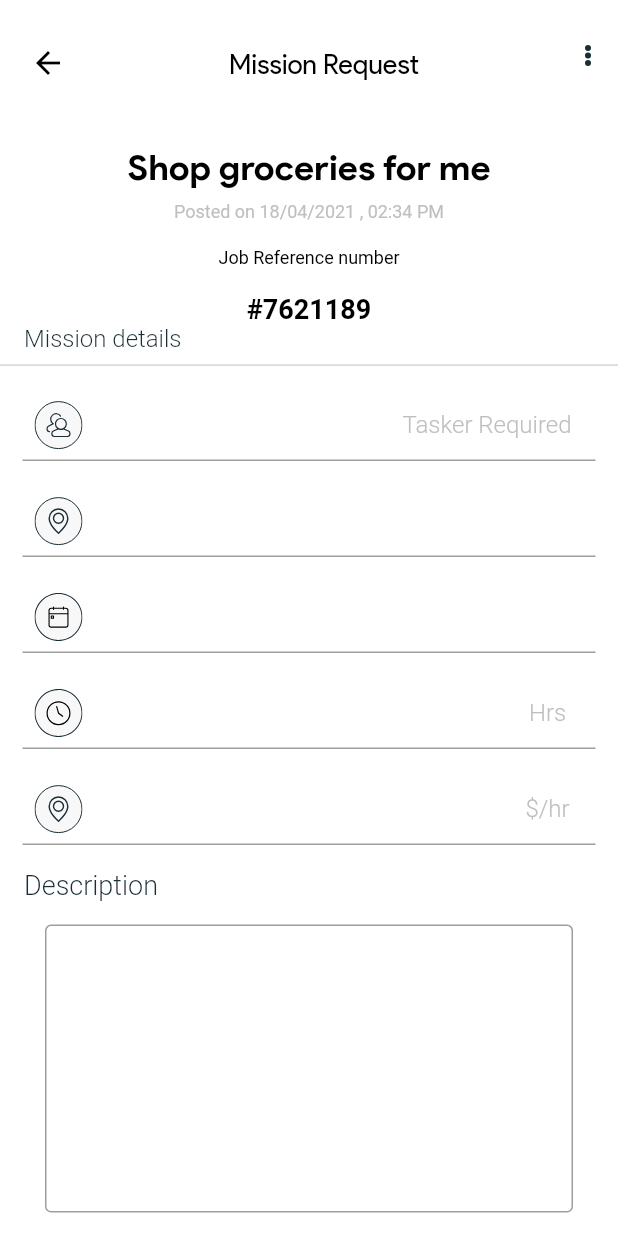
After one commit to NSL-Infotech-PVT-LTD/Service-Provider, a Flutter app: the MissionRequest screen opened directly, on a phone screen of 412 x 824 dp. The commit adds this screen. Run offline on Flutter 3.47's test engine with Material 2 defaults, Android fonts, the phone set to English and light mode, and no system bars; our stand-ins replace connectivity, flutter_image_compress, flutter_spinkit, flutter_svg, geolocator, get and 3 more; missing offline and left inert: flutter_absolute_path, geocoder, multi_image_picker; accounts and stored records are empty; network calls fail; project files that could hold a hidden picture were left out.

Commit message:
added misson request screen

```diff
--- a/lib/utils/StringsPath.dart
+++ b/lib/utils/StringsPath.dart
@@ -40,6 +40,7 @@ final String checkLogo="assets/svg_assets/check_icon.svg";
 final String subscritpionLogo="assets/svg_assets/subscription_icon.svg";
 final String dotLogo="assets/svg_assets/dot.svg";
 final String yellowClockLogo="assets/svg_assets/yellow_clock_icon.svg";
+final String optionLogo="assets/svg_assets/option_button_logo.svg";
 
 
 //<=============================PNG IMAGES=========================>
--- a/lib/view/Dashboard.dart
+++ b/lib/view/Dashboard.dart
@@ -8,6 +8,7 @@ import 'package:misson_tasker/utils/NavMe.dart';
 import 'package:misson_tasker/utils/ScreenConfig.dart';
 import 'package:misson_tasker/utils/StringsPath.dart';
 import 'package:misson_tasker/utils/local_data.dart';
+import 'package:misson_tasker/view/MissonRequestScreen/MissionRequest.dart';
 import 'package:misson_tasker/view/ProfileView/BusinessProfile.dart';
 import 'package:misson_tasker/view/ProfileView/UserProfile.dart';
 import 'package:misson_tasker/view/startup_screens/Drawer.dart';
@@ -264,12 +265,16 @@ class _DashboardState extends State<Dashboard> {
                         return Padding(
                           padding: const EdgeInsets.symmetric(
                               vertical: 20.0, horizontal: 10),
+                          child: InkWell( onTap: (){
+                            NavMe().NavPushLeftToRight(MissionRequest());
+                          },
                             child: customTile(
                                 heading: "Shop groceries for me",
                                 subheading: "12:32 PM, Thursday, 23 march",
                                 lines: "Mission details",
                                 bottomLineColor: CColors.missonRed,
                                 tileColor: CColors.missonNormalWhiteColor),
+                          ),
                         );
                       },
                       itemCount: 4,
--- /dev/null
+++ b/lib/view/MissonRequestScreen/MissionRequest.dart
@@ -0,0 +1,388 @@
+import 'package:flutter/material.dart';
+import 'package:flutter_svg/flutter_svg.dart';
+import 'package:misson_tasker/model/ApiCaller.dart';
+import 'package:misson_tasker/model/api_models/GetProfileDataModel.dart';
+import 'package:misson_tasker/utils/CColors.dart';
+import 'package:misson_tasker/utils/NavMe.dart';
+import 'package:misson_tasker/utils/ScreenConfig.dart';
+import 'package:misson_tasker/utils/StringsPath.dart';
+import 'package:misson_tasker/utils/local_data.dart';
+import 'package:misson_tasker/view/ProfileView/BusinessDetails.dart';
+import 'package:misson_tasker/view/ProfileView/NotificationScreen.dart';
+import 'package:misson_tasker/view/ProfileView/SettingPage.dart';
+import 'package:misson_tasker/view/ProfileView/SubscriptionScreen.dart';
+import 'package:misson_tasker/view/ProfileView/UserProfile.dart';
+import 'package:misson_tasker/view/startup_screens/SplashScreen.dart';
+
+class MissionRequest extends StatefulWidget {
+  @override
+  _MissionRequestState createState() => _MissionRequestState();
+}
+
+class _MissionRequestState extends State<MissionRequest> {
+  bool isLoading = true;
+  String _fullName = "Loading....";
+
+  String auth = "";
+  GetProfileDataModel getProfileDataModel;
+  bool isLoadingData = true;
+
+  @override
+  void initState() {
+    // registerUser();
+
+    getString(sharedPref.userToken).then((value) {
+      auth = value;
+
+      print("123 $value");
+    }).whenComplete(() {
+      ApiCaller().getProfileData(auth: auth).then((value) {
+        getProfileDataModel = value;
+      }).whenComplete(() {
+        setState(() {
+          isLoadingData = false;
+
+          _fullName = getProfileDataModel.data.user.name;
+        });
+      });
+    });
+    super.initState();
+  }
+
+  final _formKey = GlobalKey<FormState>();
+
+  @override
+  Widget build(BuildContext context) {
+    return Scaffold(
+      backgroundColor: Colors.white,
+      appBar: AppBar(
+        actions: [
+          InkWell(
+            onTap: () {
+              NavMe().NavPushLeftToRight(NotificationScreen());
+            },
+            child: Padding(
+              padding: const EdgeInsets.only(right: 18.0, top: 30.0),
+              child: Align(
+                  alignment: Alignment.topRight,
+                  child: SvgPicture.asset(optionLogo)),
+            ),
+          ),
+        ],
+        centerTitle: true,
+        title: Padding(
+          padding: const EdgeInsets.only(left: 20.0, top: 30.0),
+          child: Text(
+            "Mission Request",
+            style: TextStyle(
+                color: Colors.black,
+                fontFamily: "Product",
+                fontWeight: FontWeight.w200,
+                fontSize: ScreenConfig.fontSizeXlarge),
+          ),
+        ),
+        leading: InkWell(
+          onTap: () {
+            Navigator.pop(context);
+          },
+          child: Padding(
+            padding: const EdgeInsets.only(left: 20.0, top: 30.0),
+            child: Align(
+              alignment: Alignment.topLeft,
+              child: Icon(
+                Icons.arrow_back,
+                color: Colors.black,
+                size: 24.0,
+              ),
+            ),
+          ),
+        ),
+        backgroundColor: Colors.white,
+        elevation: 0,
+      ),
+      body: SingleChildScrollView(
+        child: Container(
+            margin: EdgeInsets.only(top: ScreenConfig.screenHeight * 0.05),
+            color: Colors.white,
+            child: Column(
+              children: [
+                Container(
+                  width: ScreenConfig.screenWidth * 0.80,
+                  child: Column(
+                    children: [
+                      SizedBox(
+                        width: 10,
+                      ),
+                      Column(
+                        crossAxisAlignment: CrossAxisAlignment.center,
+                        children: [
+                          Text(
+                            "Shop groceries for me",
+                            style: TextStyle(
+                                color: Colors.black,
+                                fontWeight: FontWeight.bold,
+                                fontSize: ScreenConfig.fontSizeXXlarge,
+                                fontFamily: "Product"),
+                            softWrap: true,
+                            overflow: TextOverflow.ellipsis,
+                          ),
+                          SizedBox(
+                            height: ScreenConfig.screenHeight * 0.01,
+                          ),
+                          Text(
+                            "Posted on 18/04/2021 , 02:34 PM",
+                            style: TextStyle(
+                              color: CColors.missonMediumGrey,
+                              fontSize: ScreenConfig.fontSizeSmall,
+                            ),
+                          ),
+                          SizedBox(
+                            height: ScreenConfig.screenHeight * 0.02,
+                          ),
+                          Text(
+                            "Job Reference number",
+                            style: TextStyle(
+                              color: Colors.black,
+                              fontSize: ScreenConfig.fontSizeSmall,
+                            ),
+                          ),
+                          SizedBox(
+                            height: ScreenConfig.screenHeight * 0.02,
+                          ),
+                          Text(
+                            "#7621189",
+                            style: TextStyle(
+                              color: Colors.black,
+                              fontWeight: FontWeight.bold,
+                              fontSize: ScreenConfig.fontSizeXlarge,
+                            ),
+                          )
+                        ],
+                      ),
+                    ],
+                  ),
+                ),
+                Row(
+                  children: [
+                    Padding(
+                      padding: const EdgeInsets.only(left: 16.0),
+                      child: Text(
+                        "Mission details",
+                        style: TextStyle(
+                            fontSize: ScreenConfig.fontSizelarge,
+                            fontWeight: FontWeight.w300,
+                            color: CColors.missonPrimaryColor),
+                      ),
+                    ),
+                    Spacer()
+                  ],
+                ),
+                Divider(
+                  color: CColors.missonMediumGrey,
+                ),
+                Padding(
+                  padding: const EdgeInsets.symmetric(
+                      horizontal: 15.0, vertical: 8.0),
+                  child: TextFormField(
+                    readOnly: true,
+                    decoration: InputDecoration(
+                      prefixIcon: Padding(
+                        padding: const EdgeInsets.all(8.0),
+                        child: SvgPicture.asset(personTextFiledIcon),
+                      ),
+                      suffixIcon: Column(
+                        mainAxisAlignment: MainAxisAlignment.center,
+                        children: [
+                          Padding(
+                            padding: const EdgeInsets.only(right: 16.0),
+                            child: Text(
+                              "Tasker Required",
+                              style: TextStyle(
+                                  fontSize: ScreenConfig.fontSizelarge,
+                                  fontWeight: FontWeight.w300,
+                                  color: CColors.missonMediumGrey),
+                            ),
+                          ),
+                        ],
+                      ),
+                    ),
+                  ),
+                ),
+                Padding(
+                  padding: const EdgeInsets.symmetric(
+                      horizontal: 15.0, vertical: 8.0),
+                  child: TextFormField(
+                    readOnly: true,
+                    decoration: InputDecoration(
+                      prefixIcon: Padding(
+                        padding: const EdgeInsets.all(8.0),
+                        child: SvgPicture.asset(locationTextFiledIcon),
+                      ),
+                    ),
+                  ),
+                ),
+                Padding(
+                  padding: const EdgeInsets.symmetric(
+                      horizontal: 15.0, vertical: 8.0),
+                  child: TextFormField(
+                    readOnly: true,
+                    decoration: InputDecoration(
+                      prefixIcon: Padding(
+                        padding: const EdgeInsets.all(8.0),
+                        child: SvgPicture.asset(calanderTextFiledIcon),
+                      ),
+                    ),
+                  ),
+                ),
+                Padding(
+                  padding: const EdgeInsets.symmetric(
+                      horizontal: 15.0, vertical: 8.0),
+                  child: TextFormField(
+                    readOnly: true,
+                    decoration: InputDecoration(
+                      prefixIcon: Padding(
+                        padding: const EdgeInsets.all(8.0),
+                        child: SvgPicture.asset(timeTextFiledIcon),
+                      ),
+                      suffixIcon: Column(
+                        mainAxisAlignment: MainAxisAlignment.center,
+                        children: [
+                          Padding(
+                            padding: const EdgeInsets.only(right: 16.0),
+                            child: Text(
+                              "Hrs",
+                              style: TextStyle(
+                                  fontSize: ScreenConfig.fontSizelarge,
+                                  fontWeight: FontWeight.w300,
+                                  color: CColors.missonMediumGrey),
+                            ),
+                          ),
+                        ],
+                      ),
+                    ),
+                  ),
+                ),
+                Padding(
+                  padding: const EdgeInsets.symmetric(
+                      horizontal: 15.0, vertical: 8.0),
+                  child: TextFormField(
+                    readOnly: true,
+                    decoration: InputDecoration(
+                      prefixIcon: Padding(
+                        padding: const EdgeInsets.all(8.0),
+                        child: SvgPicture.asset(locationTextFiledIcon),
+                      ),
+                      suffixIcon: Column(
+                        mainAxisAlignment: MainAxisAlignment.center,
+                        children: [
+                          Padding(
+                            padding: const EdgeInsets.only(right: 16.0),
+                            child: Text(
+                              "\$/hr",
+                              style: TextStyle(
+                                  fontSize: ScreenConfig.fontSizelarge,
+                                  fontWeight: FontWeight.w300,
+                                  color: CColors.missonMediumGrey),
+                            ),
+                          ),
+                        ],
+                      ),
+                    ),
+                  ),
+                ),
+                Row(
+                  children: [
+                    Padding(
+                      padding: const EdgeInsets.symmetric(
+                          horizontal: 16, vertical: 8.0),
+                      child: Text(
+                        "Description",
+                        style: TextStyle(
+                            fontSize: ScreenConfig.fontSizeXlarge,
+                            fontWeight: FontWeight.w300,
+                            color: CColors.missonPrimaryColor),
+                      ),
+                    ),
+                    Spacer()
+                  ],
+                ),
+                Padding(
+                  padding:
+                      const EdgeInsets.symmetric(horizontal: 30, vertical: 8.0),
+                  child: Container(
+                    child: TextFormField(
+                      readOnly: true,
+                      keyboardType: TextInputType.multiline,
+                      maxLines: 8,
+                      decoration: InputDecoration(
+                        border: OutlineInputBorder(
+                          borderSide: BorderSide(
+                            color: CColors.missonMediumGrey,
+                          ),
+                        ),
+                      ),
+                    ),
+                  ),
+                ),
+                SizedBox(height: 30,),
+                Row(
+                  children: [
+                    Expanded(
+                      child: Container(
+                        margin: EdgeInsets.only(top: 10, bottom: 10, left: 30),
+                        height: 60,
+                        child: ElevatedButton(
+                            style: ElevatedButton.styleFrom(
+                                primary: CColors.missonNormalWhiteColor,
+                                shape: RoundedRectangleBorder(
+                                    borderRadius: BorderRadius.circular(10),
+                                    side: BorderSide(
+                                        color: CColors.missonRed, width: 1))),
+
+                            // style: ElevatedButton.styleFrom(primary: CColors.b),
+                            onPressed: () {},
+                            child: Text(
+                              "Decline",
+                              textAlign: TextAlign.left,
+                              style: TextStyle(
+                                  fontWeight: FontWeight.w300,
+                                  color: CColors.missonRed),
+                            )),
+                      ),
+                    ),
+                    SizedBox(
+                      width: 20,
+                    ),
+                    Expanded(
+                      child: Container(
+                        height: 60,
+                        margin: EdgeInsets.only(top: 10, bottom: 10, right: 30),
+                        child: ElevatedButton(
+                            // style: ElevatedButton.styleFrom(primary: CColors.b),
+                            //   onPressed: () {},
+                            style: ElevatedButton.styleFrom(
+                                primary: CColors.missonGreen,
+                                shape: RoundedRectangleBorder(
+                                    borderRadius: BorderRadius.circular(10),
+                                    side: BorderSide(
+                                        color: CColors.missonGreen, width: 1))),
+
+                            // style: ElevatedButton.styleFrom(primary: CColors.b),
+                            onPressed: () {},
+                            child: Text(
+                          "Accept",
+                          textAlign: TextAlign.left,
+                          style: TextStyle(fontWeight: FontWeight.w500),
+                        )),
+                      ),
+                    ),
+
+                  ],
+                ),
+                SizedBox(height: 30,),
+              ],
+            )),
+      ),
+    );
+  }
+}
```
Also changed, not shown: assets/svg_assets/option_button_logo.svg (added). Lines whose indentation alone changed are shown as unchanged.
